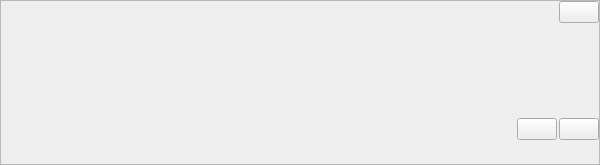
First picture: the form in src/gui/dlg.ui, repository LaM0uette/PySide6_Blank_Project_demo, before the edit.
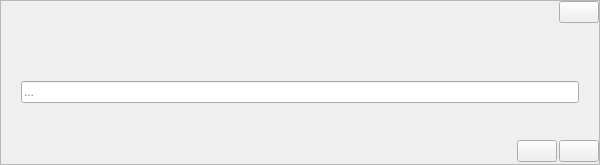
Second picture: the form after the edit.

```diff
--- a/src/gui/dlg.ui
+++ b/src/gui/dlg.ui
@@ -109,7 +109,7 @@
       <item>
        <widget class="QStackedWidget" name="stk_dlg">
         <property name="currentIndex">
-         <number>1</number>
+         <number>2</number>
         </property>
         <widget class="QWidget" name="pg_dlg_msg">
          <layout class="QVBoxLayout" name="vlay_pg_dlg_info">
@@ -232,6 +232,114 @@
           </item>
          </layout>
         </widget>
+        <widget class="QWidget" name="pg_dlg_input">
+         <layout class="QVBoxLayout" name="vlay_pg_dlg_input">
+          <property name="spacing">
+           <number>0</number>
+          </property>
+          <property name="leftMargin">
+           <number>0</number>
+          </property>
+          <property name="topMargin">
+           <number>0</number>
+          </property>
+          <property name="rightMargin">
+           <number>0</number>
+          </property>
+          <property name="bottomMargin">
+           <number>0</number>
+          </property>
+          <item>
+           <spacer name="verticalSpacer">
+            <property name="orientation">
+             <enum>Qt::Vertical</enum>
+            </property>
+            <property name="sizeHint" stdset="0">
+             <size>
+              <width>20</width>
+              <height>40</height>
+             </size>
+            </property>
+           </spacer>
+          </item>
+          <item>
+           <layout class="QVBoxLayout" name="vlay_dlg_input">
+            <property name="spacing">
+             <number>10</number>
+            </property>
+            <property name="leftMargin">
+             <number>20</number>
+            </property>
+            <property name="rightMargin">
+             <number>20</number>
+            </property>
+            <item>
+             <widget class="QLabel" name="lb_input_texte"/>
+            </item>
+            <item>
+             <widget class="QLineEdit" name="le_input">
+              <property name="placeholderText">
+               <string>...</string>
+              </property>
+             </widget>
+            </item>
+           </layout>
+          </item>
+          <item>
+           <spacer name="verticalSpacer_2">
+            <property name="orientation">
+             <enum>Qt::Vertical</enum>
+            </property>
+            <property name="sizeHint" stdset="0">
+             <size>
+              <width>20</width>
+              <height>40</height>
+             </size>
+            </property>
+           </spacer>
+          </item>
+          <item>
+           <widget class="QFrame" name="fr_pg_dlg_input">
+            <layout class="QHBoxLayout" name="hlay_pg_dlg_input">
+             <property name="spacing">
+              <number>2</number>
+             </property>
+             <property name="leftMargin">
+              <number>0</number>
+             </property>
+             <property name="topMargin">
+              <number>2</number>
+             </property>
+             <property name="rightMargin">
+              <number>0</number>
+             </property>
+             <property name="bottomMargin">
+              <number>2</number>
+             </property>
+             <item>
+              <spacer name="horizontalSpacer_4">
+               <property name="orientation">
+                <enum>Qt::Horizontal</enum>
+               </property>
+               <property name="sizeHint" stdset="0">
+                <size>
+                 <width>40</width>
+                 <height>20</height>
+                </size>
+               </property>
+              </spacer>
+             </item>
+             <item>
+              <widget class="QPushButton" name="pb_dlg_input_ok"/>
+             </item>
+             <item>
+              <widget class="QPushButton" name="pb_dlg_input_annuler"/>
+             </item>
+            </layout>
+           </widget>
+          </item>
+         </layout>
+        </widget>
        </widget>
       </item>
      </layout>
```
